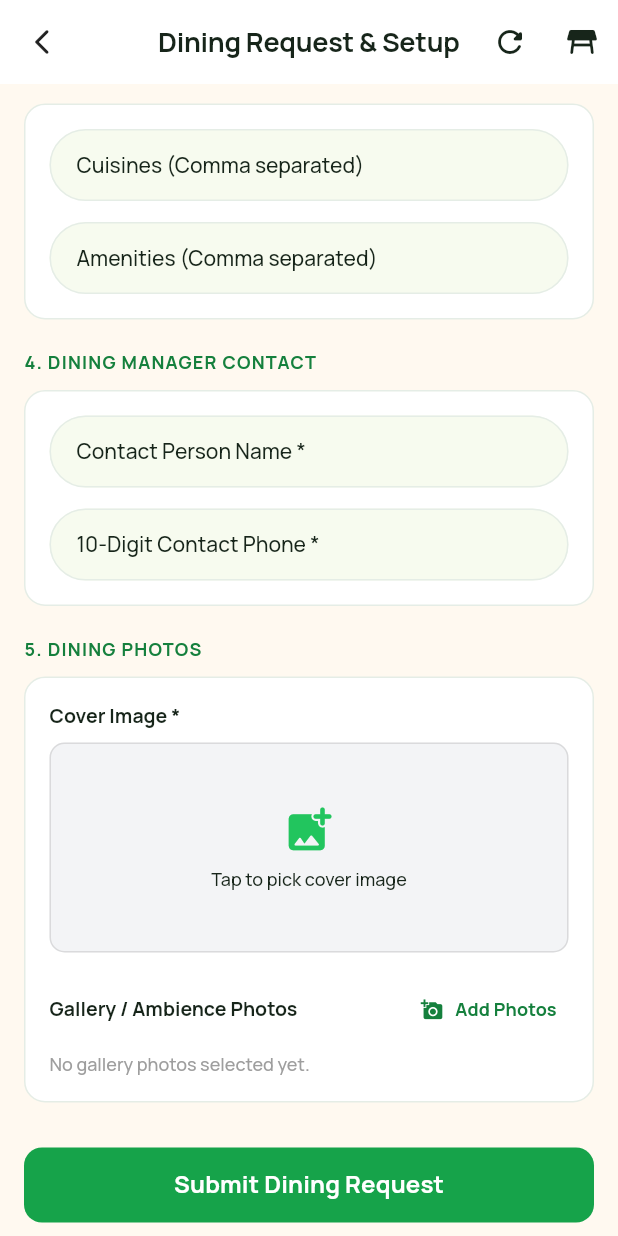
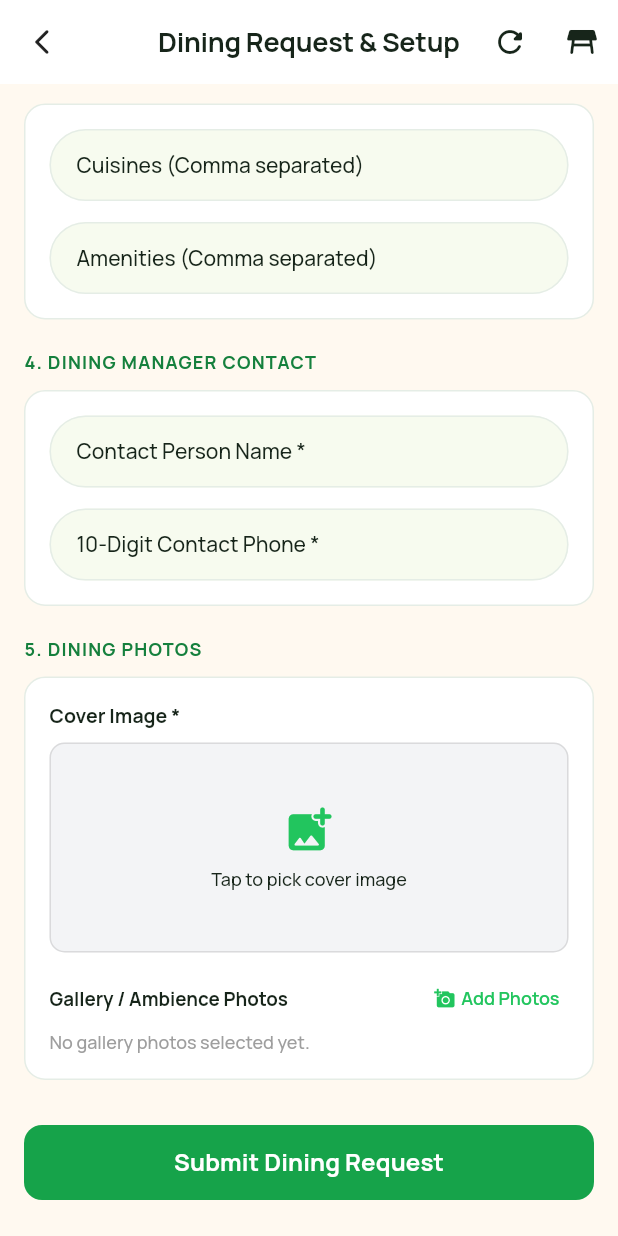
Before and after one commit to appzetogit/cravioo, a Flutter app: the DiningRequestScreen screen opened by its route, scrolled down 576 dp, on a phone screen of 412 x 824 dp. Run offline on Flutter 3.47's test engine with Material 3 defaults, Android fonts, the phone set to English and light mode, and no system bars; our stand-ins replace audioplayers, cached_network_image, connectivity_plus, dio, firebase_core, firebase_messaging and 12 more; missing offline and left inert: android_intent_plus, in_app_update; accounts and stored records are empty; network calls fail; project files that could hold a hidden picture were left out.

Commit message:
fix: resolve 27px right overflow on dining request setup screen and text truncation on invoices tab button

```diff
--- a/foodrestaurent/lib/features/dining/presentation/views/dining_request_screen.dart
+++ b/foodrestaurent/lib/features/dining/presentation/views/dining_request_screen.dart
@@ -629,24 +629,19 @@ class _DiningRequestScreenState extends ConsumerState<DiningRequestScreen> {
 
           // Gallery Images
           Row(
-            mainAxisAlignment: MainAxisAlignment.spaceBetween,
             children: [
               const Expanded(
                 child: Text(
                   'Gallery / Ambience Photos',
-                  style: TextStyle(fontWeight: FontWeight.bold, fontSize: 13),
+                  style: TextStyle(fontWeight: FontWeight.bold, fontSize: 12.5),
+                  maxLines: 1,
                   overflow: TextOverflow.ellipsis,
                 ),
               ),
-              const SizedBox(width: 8),
-              TextButton.icon(
-                style: TextButton.styleFrom(
-                  padding: const EdgeInsets.symmetric(horizontal: 8, vertical: 4),
-                  visualDensity: VisualDensity.compact,
-                ),
-                icon: const Icon(Icons.add_a_photo, size: 15),
-                label: const Text('Add Photos', style: TextStyle(fontSize: 12)),
-                onPressed: () async {
+              const SizedBox(width: 4),
+              InkWell(
+                borderRadius: BorderRadius.circular(8),
+                onTap: () async {
                   try {
                     final list = await picker.pickMultiImage(imageQuality: 85);
                     if (list.isNotEmpty) {
@@ -662,6 +657,24 @@ class _DiningRequestScreenState extends ConsumerState<DiningRequestScreen> {
                     }
                   } catch (_) {}
                 },
+                child: const Padding(
+                  padding: EdgeInsets.symmetric(horizontal: 6, vertical: 4),
+                  child: Row(
+                    mainAxisSize: MainAxisSize.min,
+                    children: [
+                      Icon(Icons.add_a_photo, size: 14, color: AppColors.primary),
+                      SizedBox(width: 4),
+                      Text(
+                        'Add Photos',
+                        style: TextStyle(
+                          fontSize: 12,
+                          fontWeight: FontWeight.w600,
+                          color: AppColors.primary,
+                        ),
+                      ),
+                    ],
+                  ),
+                ),
               ),
             ],
           ),
```
Also changed, not shown: foodrestaurent/lib/features/payouts/presentation/views/payouts_screen.dart (+8 -5 lines).
